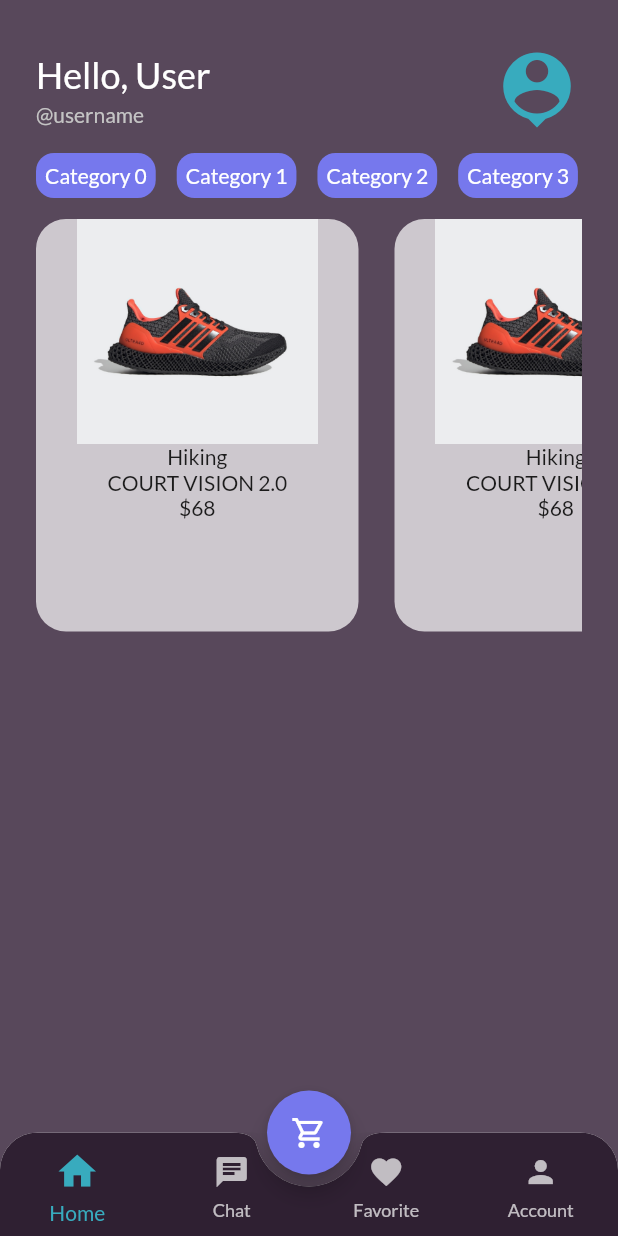
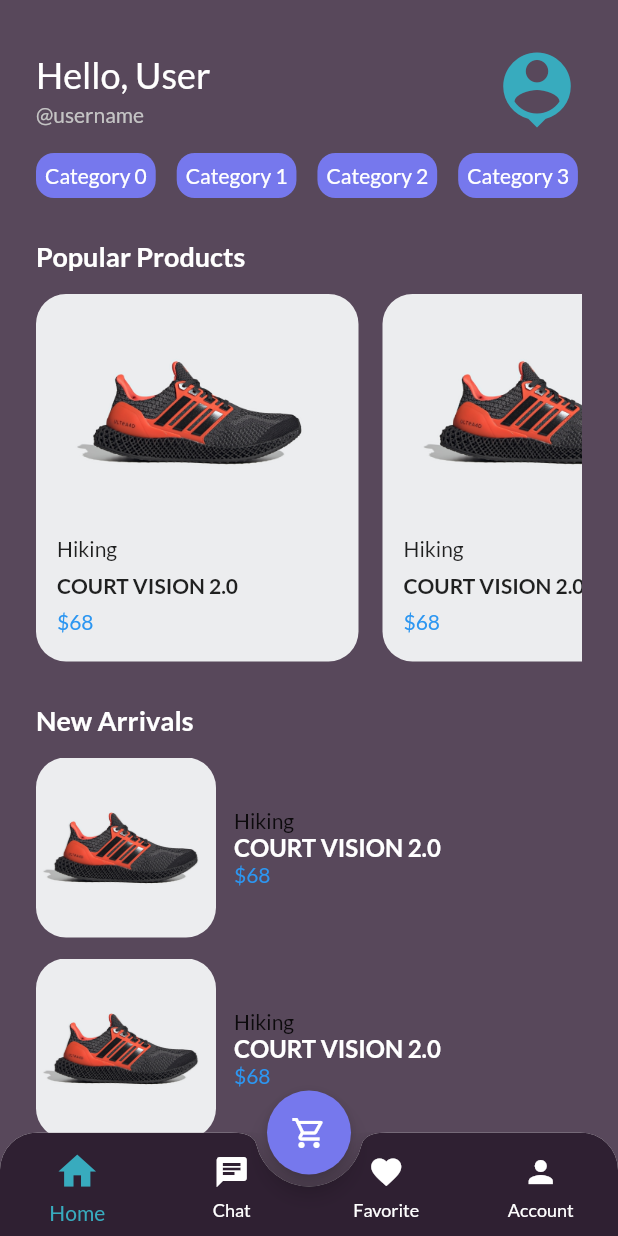
Before and after one commit to ndaday/devstore-frontend, a Flutter app: the MainPage screen opened by its route, on a phone screen of 412 x 824 dp. Run offline on Flutter 3.47's test engine with Material 2 defaults, Android fonts, the phone set to English and light mode, and no system bars; our stand-ins replace google_fonts; accounts and stored records are empty; network calls fail.

Commit message:
Membuat UserModel Menambahkan service provider register login
membuat productModel,  service provider product

```diff
--- /dev/null
+++ b/lib/models/product_model.dart
@@ -0,0 +1,54 @@
+import 'package:devstore/models/category_model.dart';
+import 'package:devstore/models/gallery_model.dart';
+
+class ProductModel {
+  int? id;
+  String? name;
+  double? price;
+  String? description;
+  String? tag;
+  CategoryModel? category;
+  DateTime? createdAt;
+  DateTime? updateAt;
+  List<GalleryModel>? galleries;
+
+  ProductModel({
+    this.id,
+    this.name,
+    this.price,
+    this.description,
+    this.tag,
+    this.category,
+    this.createdAt,
+    this.updateAt,
+    this.galleries,
+  });
+
+  Map<String, dynamic> toMap() {
+    return {
+      'id': id,
+      'name': name,
+      'price': price,
+      'description': description,
+      'tag': tag,
+      'category': category?.toJson(),
+      'galleries': galleries?.map((gallery) => gallery.toJson()).toList(),
+      'createdAt': createdAt?.toString(),
+      'updateAt': updateAt?.toString(),
+    };
+  }
+
+  ProductModel.fromJson(Map<String, dynamic> json) {
+    id = json['id'];
+    name = json['name'];
+    price = double.parse(json['price'].toString());
+    description = json['description'];
+    tag = json['tag'];
+    category = CategoryModel.fromJson(json['category']);
+    galleries = json['galleries']
+        .map<GalleryModel>((gallery) => GalleryModel.fromJson(gallery))
+        .toList();
+    createdAt = DateTime.parse(json['createdAt']);
+    updateAt = DateTime.parse(json['updateAt']);
+  }
+}
--- /dev/null
+++ b/lib/models/user_model.dart
@@ -0,0 +1,37 @@
+class UserModel {
+  int? id;
+  String? name;
+  String? email;
+  String? username;
+  String? profilePhotoUrl;
+  String? token;
+
+  UserModel({
+    required this.id,
+    required this.name,
+    required this.email,
+    required this.username,
+    required this.profilePhotoUrl,
+    required this.token,
+  });
+
+  Map<String, dynamic> toJson() {
+    return {
+      'id': id,
+      'name': name,
+      'email': email,
+      'username': username,
+      'profilePhotoUrl': profilePhotoUrl,
+      'token': token,
+    };
+  }
+
+  UserModel.fromJson(Map<String, dynamic> json) {
+    id = json['id'];
+    name = json['name'];
+    email = json['email'];
+    username = json['username'];
+    profilePhotoUrl = json['profilePhotoUrl'];
+    token = json['token'];
+  }
+}
--- a/lib/pages/navigation_page/home_page.dart
+++ b/lib/pages/navigation_page/home_page.dart
@@ -1,6 +1,7 @@
 import 'package:devstore/theme.dart';
 import 'package:devstore/widget/categories.dart';
 import 'package:devstore/widget/header.dart';
+import 'package:devstore/widget/new_arrivals.dart';
 import 'package:devstore/widget/popular_product.dart';
 import 'package:flutter/material.dart';
 
@@ -26,6 +27,7 @@
           ),
           CategoriesList(),
           PopularProduct(),
+          NewArrivals(),
         ],
       ),
     );
--- /dev/null
+++ b/lib/providers/product_provider.dart
@@ -0,0 +1,21 @@
+import 'package:devstore/models/product_model.dart';
+import 'package:devstore/services/product_service.dart';
+import 'package:flutter/cupertino.dart';
+
+class ProductProvider with ChangeNotifier {
+  List<ProductModel> _products = [];
+  List<ProductModel> get products => _products;
+  set products(List<ProductModel> products) {
+    _products = products;
+    notifyListeners();
+  }
+
+  Future<void> getProducts() async {
+    try {
+      List<ProductModel> products = await ProductService().getProducts();
+      _products = products;
+    } catch (e) {
+      print(e);
+    }
+  }
+}
--- /dev/null
+++ b/lib/services/product_service.dart
@@ -0,0 +1,28 @@
+import 'dart:convert';
+import 'package:devstore/models/product_model.dart';
+import 'package:http/http.dart' as http;
+
+class ProductService {
+  String baseUrl = 'http://ikayu.herokuapp.com/api';
+
+  Future<List<ProductModel>> getProducts() async {
+    var url = '$baseUrl/products';
+
+    var response = await http.get(Uri.parse(url));
+
+    print(response.body);
+
+    if (response.statusCode == 200) {
+      List data = jsonDecode(response.body)['data']['data'];
+      List<ProductModel> products = [];
+
+      data.forEach((e) {
+        products.add(ProductModel.fromJson(e));
+      });
+
+      return products;
+    } else {
+      throw Exception('Failed to load products');
+    }
+  }
+}
--- a/lib/theme.dart
+++ b/lib/theme.dart
@@ -5,7 +5,8 @@
 Color secondaryColor = Color(0xff38abbe);
 Color alertColor = Color(0xffDF2935);
 Color priceColor = Color(0xff2c96f1);
-Color white = Colors.white70;
+Color white = Colors.white;
+Color white70 = Color(0xffecedef);
 Color black54 = Colors.black54;
 
 Color backgroundPrimary = Color(0xff58485b);
@@ -28,7 +29,8 @@
 EdgeInsets marginHorizontal = EdgeInsets.symmetric(horizontal: 30);
 EdgeInsets marginVertical = EdgeInsets.symmetric(vertical: 30);
 
-EdgeInsets paddingAll = EdgeInsets.all(24);
+EdgeInsets paddingAll = EdgeInsets.all(18);
+EdgeInsets paddingLeft = EdgeInsets.only(left: 14);
 
 EdgeInsets paddingHorizon = EdgeInsets.symmetric(horizontal: 24);
 EdgeInsets paddingVertical = EdgeInsets.symmetric(vertical: 24);
--- a/lib/widget/form_input.dart.dart
+++ b/lib/widget/form_input.dart.dart
@@ -7,6 +7,7 @@
   final Widget iconField;
   final bool obscureText;
   final bool autoFocus;
+  final TextEditingController controller;
   // final String validatorText;
 
   const FormInputWidget({
@@ -16,6 +17,7 @@
     required this.iconField,
     required this.obscureText,
     required this.autoFocus,
+    required this.controller,
   }) : super(key: key);
 
   @override
@@ -32,8 +34,7 @@
           ),
           SizedBox(height: 8),
           TextFormField(
-            // validator: (email) =>
-            //     EmailValidator.validate(email!) ? null : validatorText,
+            controller: controller,
             style: titleTextStyle,
             obscureText: obscureText,
             autofocus: autoFocus,
--- /dev/null
+++ b/lib/widget/new_arrivals.dart
@@ -0,0 +1,28 @@
+import 'package:devstore/theme.dart';
+import 'package:devstore/widget/product_tile.dart';
+import 'package:flutter/material.dart';
+
+class NewArrivals extends StatelessWidget {
+  const NewArrivals({Key? key}) : super(key: key);
+
+  @override
+  Widget build(BuildContext context) {
+    return Container(
+      margin: EdgeInsets.only(top: 14),
+      child: Column(
+        crossAxisAlignment: CrossAxisAlignment.start,
+        children: [
+          SizedBox(height: 14),
+          Text("New Arrivals",
+              style: titleTextStyle.copyWith(
+                fontSize: 18,
+                fontWeight: semiBold,
+              )),
+          ProductTile(),
+          ProductTile(),
+          ProductTile(),
+        ],
+      ),
+    );
+  }
+}
--- a/lib/widget/popular_product.dart
+++ b/lib/widget/popular_product.dart
@@ -1,3 +1,4 @@
+import 'package:devstore/theme.dart';
 import 'package:devstore/widget/product_card.dart';
 import 'package:flutter/material.dart';
 
@@ -8,17 +9,28 @@
   Widget build(BuildContext context) {
     return Container(
       margin: EdgeInsets.only(top: 14),
-      child: SingleChildScrollView(
+      child: Column(
+        crossAxisAlignment: CrossAxisAlignment.start,
+        children: [
+          SizedBox(height: 14),
+          Text("Popular Products",
+              style: titleTextStyle.copyWith(
+                fontSize: 18,
+                fontWeight: semiBold,
+              )),
+          SizedBox(height: 14),
+          SingleChildScrollView(
             scrollDirection: Axis.horizontal,
             child: Row(
               children: [
-            SizedBox(height: 14),
                 ProductCard(),
                 ProductCard(),
                 ProductCard(),
               ],
             ),
           ),
+        ],
+      ),
     );
   }
 }
--- a/lib/widget/product_card.dart
+++ b/lib/widget/product_card.dart
@@ -7,26 +7,31 @@
   @override
   Widget build(BuildContext context) {
     return Container(
-      height: 275,
+      height: 245,
       width: 215,
-      margin: EdgeInsets.only(right: 24),
+      padding: paddingLeft.copyWith(right: 14, bottom: 14),
+      margin: EdgeInsets.only(right: 16),
       decoration: BoxDecoration(
         borderRadius: BorderRadius.circular(20),
-        color: white,
+        color: white70,
       ),
       child: Column(
+        crossAxisAlignment: CrossAxisAlignment.start,
+        mainAxisAlignment: MainAxisAlignment.spaceAround,
         children: [
           Image.asset(
             'assets/shoes_1.png',
             width: 215,
             height: 150,
+            fit: BoxFit.cover,
           ),
           Text('Hiking'),
           Text(
             'COURT VISION 2.0',
+            style: TextStyle(fontWeight: semiBold),
             overflow: TextOverflow.ellipsis,
           ),
-          Text('\$68'),
+          Text('\$68', style: priceTextStyle),
         ],
       ),
     );
--- /dev/null
+++ b/lib/widget/product_tile.dart
@@ -0,0 +1,44 @@
+import 'package:devstore/theme.dart';
+import 'package:flutter/material.dart';
+
+class ProductTile extends StatelessWidget {
+  const ProductTile({Key? key}) : super(key: key);
+
+  @override
+  Widget build(BuildContext context) {
+    return Container(
+      margin: EdgeInsets.only(top: 14),
+      child: Row(
+        children: [
+          ClipRRect(
+            borderRadius: BorderRadius.circular(20),
+            child: Image.asset(
+              'assets/shoes_1.png',
+              width: 120,
+              height: 120,
+              fit: BoxFit.cover,
+            ),
+          ),
+          SizedBox(width: 12),
+          Expanded(
+            child: Column(
+              mainAxisSize: MainAxisSize.min,
+              mainAxisAlignment: MainAxisAlignment.spaceAround,
+              crossAxisAlignment: CrossAxisAlignment.start,
+              children: [
+                Text('Hiking'),
+                Text(
+                  'COURT VISION 2.0',
+                  style: titleTextStyle.copyWith(
+                      fontWeight: semiBold, fontSize: 16),
+                  overflow: TextOverflow.ellipsis,
+                ),
+                Text('\$68', style: priceTextStyle),
+              ],
+            ),
+          )
+        ],
+      ),
+    );
+  }
+}
--- a/pubspec.yaml
+++ b/pubspec.yaml
@@ -27,6 +27,7 @@
     sdk: flutter
   google_fonts: ^2.1.0
   http: ^0.13.3
+  provider: ^6.0.1
 
 dev_dependencies:
   change_app_package_name: ^1.0.0
```
Also changed, not shown: lib/main.dart (+15 -2 lines), lib/models/category_model.dart (added, +20 -0 lines), lib/models/gallery_model.dart (added, +20 -0 lines), lib/pages/login/sign_in_page.dart (+30 -5 lines), lib/pages/login/sign_up_page.dart (+37 -5 lines), lib/pages/splash_screen.dart (+10 -6 lines), lib/providers/auth_provider.dart (added, +54 -0 lines), lib/services/auth_service.dart (added, +71 -0 lines), pubspec.lock. Lines whose indentation alone changed are shown as unchanged.
